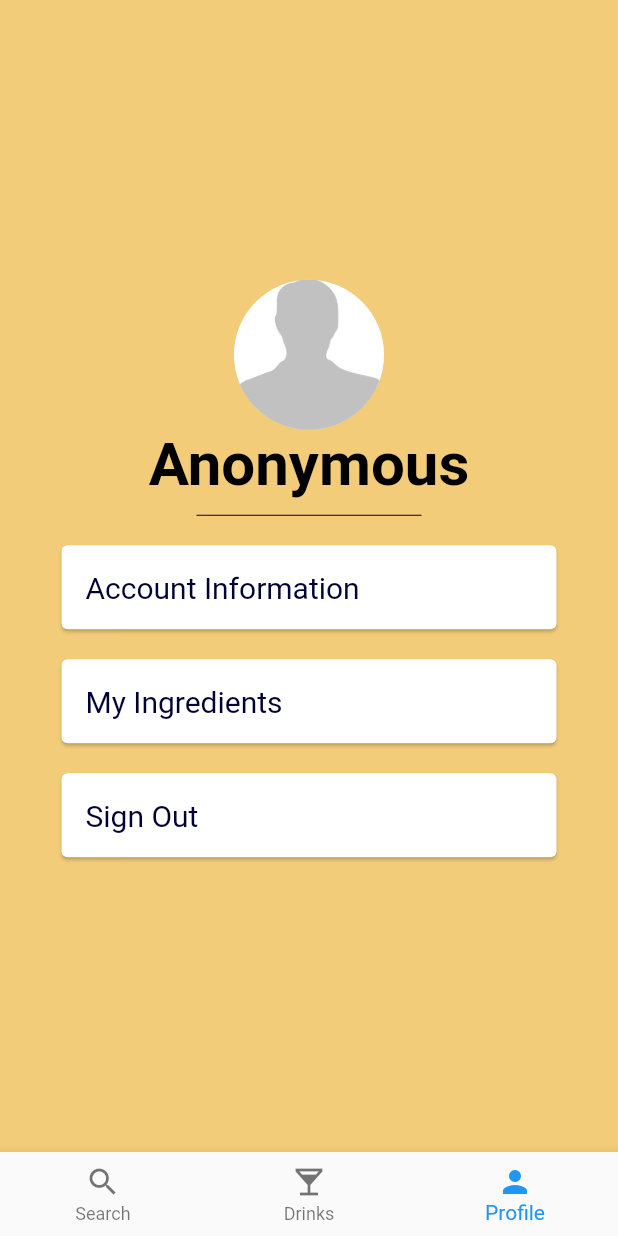
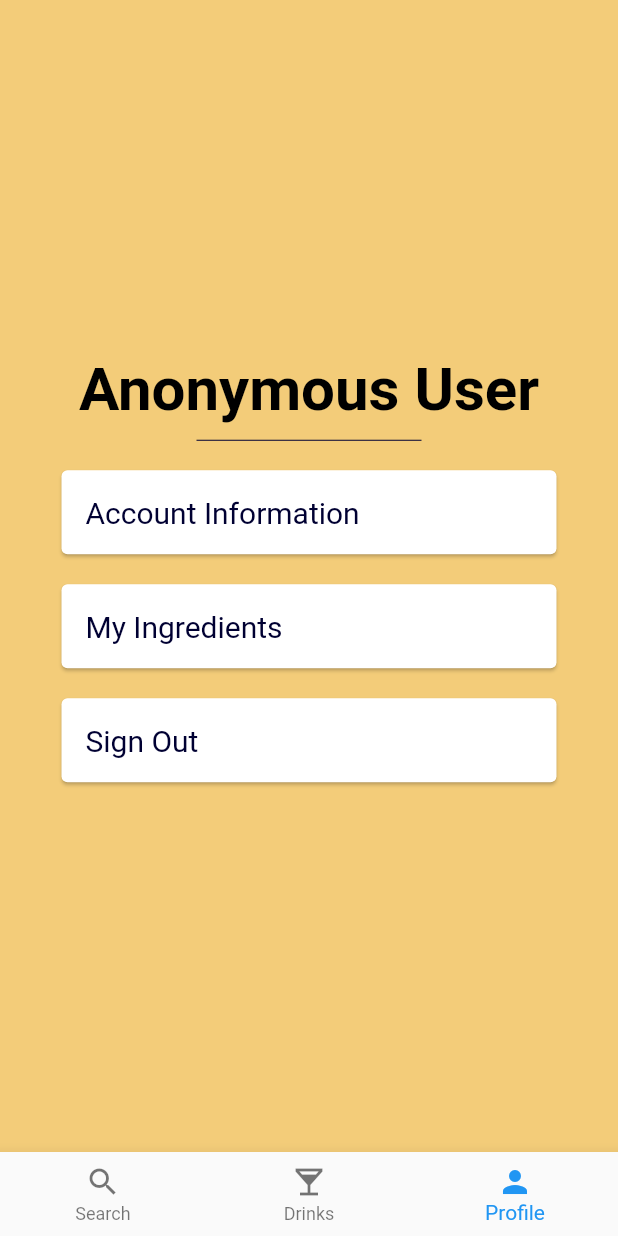
Before and after one commit to CodeFromStav/mixdrinks, a Flutter app: the Home screen opened by its route, item 3 of the bottom bar chosen, on a phone screen of 412 x 824 dp. Run offline on Flutter 3.47's test engine with Material 2 defaults, Android fonts, the phone set to English and light mode, and no system bars; our stand-ins replace animated_text_kit, cloud_firestore, firebase_auth, firebase_database, modal_progress_hud; missing offline and left inert: floating_search_bar; accounts and stored records are empty; Roboto replaces fonts that are missing (Pacifico, Source Sans Pro).

Commit message:
Changes to profile aspects and page route

```diff
--- a/lib/components/user.dart
+++ b/lib/components/user.dart
@@ -10,11 +10,11 @@ class User {
   final _auth = FirebaseAuth.instance;
 
   static String firstNameTemp;
-  String lastNameTemp;
+  static String lastNameTemp;
 
-  static const String SocialDrinking = 'cooking';
-  static const String CasualDrinking = 'hiking';
-  static const String HeavyDrinking = 'traveling';
+  static const String SocialDrinking = 'socialDrinking';
+  static const String CasualDrinking = 'casualDrinking';
+  static const String HeavyDrinking = 'heavyDrinking';
   String firstName = '';
   String lastName = '';
   Map passions = {
@@ -62,18 +62,25 @@ class User {
     return firstNameTemp;
   }
 
-  Future<String> getLastName(String userID) async {
+  void returnFirstName(String first)
+  {
+    firstNameTemp = first;
+  }
+
+  String getLastName(String userID) {
     _firestore
         .collection("user")
         .document(userID)
         .snapshots()
-        .forEach((f) => lastNameTemp = f.data['lastname']);
+        .forEach((f) => returnLastName(f.data['lastname']));
 
     return lastNameTemp;
   }
 
-  void returnFirstName(String first)
+  void returnLastName(String last)
   {
-    firstNameTemp = first;
+    lastNameTemp = last;
   }
+
+
 }
--- a/lib/screens/profile_widget.dart
+++ b/lib/screens/profile_widget.dart
@@ -39,10 +39,6 @@ class ProfileWidget extends StatelessWidget {
       child: Column(
         mainAxisAlignment: MainAxisAlignment.center,
         children: <Widget>[
-          CircleAvatar(
-            radius: 50.0,
-            backgroundImage: AssetImage('images/profile_avatar.jpg'),
-          ),
           Text(
             getUserName(),
             style: TextStyle(
@@ -65,7 +61,7 @@ class ProfileWidget extends StatelessWidget {
                   context,
                   MaterialPageRoute(
                       builder: (context) => ProfileInformation()));
-            }, //TODO: Add Account Information Page
+            },
             child: Card(
                 margin: EdgeInsets.symmetric(vertical: 10.0, horizontal: 25.0),
                 child: ListTile(
@@ -83,7 +79,7 @@ class ProfileWidget extends StatelessWidget {
             onPressed: () {
               Navigator.push(context,
                   MaterialPageRoute(builder: (context) => UserIngredients()));
-            }, //TODO: Add Ingredients List Page
+            },
             child: Card(
                 margin: EdgeInsets.symmetric(vertical: 10.0, horizontal: 25.0),
                 child: ListTile(
@@ -100,7 +96,7 @@ class ProfileWidget extends StatelessWidget {
             onPressed: () {
               Navigator.push(context,
                   MaterialPageRoute(builder: (context) => LoginScreen()));
-            }, //TODO: Add Account Information Page
+            },
             child: Card(
                 margin: EdgeInsets.symmetric(vertical: 10.0, horizontal: 25.0),
                 child: ListTile(
@@ -121,17 +117,24 @@ class ProfileWidget extends StatelessWidget {
 
   String getUserName() {
     String firstNameTemp = "Anonymous";
+    String lastNameTemp = "User";
+    String combinedName;
 
-    if(loggedInUser != null)
-    {
-        firstNameTemp = User().getFirstName(loggedInUser.uid);
+    if (loggedInUser != null) {
+      firstNameTemp = User().getFirstName(loggedInUser.uid);
+      lastNameTemp = User().getLastName(loggedInUser.uid);
     }
 
-    if(firstNameTemp == null)
-      {
-        return firstNameTemp = "Anonymous";
-      }
+    if (firstNameTemp == null) {
+      firstNameTemp = "Anonymous";
+    }
 
-    return firstNameTemp;
+    if (lastNameTemp == null) {
+      firstNameTemp = "User";
+    }
+
+    combinedName = firstNameTemp + " " + lastNameTemp;
+
+    return combinedName;
   }
 }
--- a/lib/screens/registration_screen.dart
+++ b/lib/screens/registration_screen.dart
@@ -2,7 +2,7 @@ import 'package:flutter/material.dart';
 import 'package:mixdrinks/components/rounded_button.dart';
 import 'package:mixdrinks/constants.dart';
 import 'package:firebase_auth/firebase_auth.dart';
-import 'chat_screen.dart';
+import 'home_screen.dart';
 import 'package:modal_progress_hud/modal_progress_hud.dart';
 
 class RegistrationScreen extends StatefulWidget {
@@ -76,7 +76,7 @@ class _RegistrationScreenState extends State<RegistrationScreen> {
                     final newUser = await _auth.createUserWithEmailAndPassword(
                         email: email.trim(), password: password);
                     if (newUser != null) {
-                      Navigator.pushNamed(context, ChatScreen.id);
+                      Navigator.pushNamed(context, Home.id);
                     }
 
                     setState(() {
```
